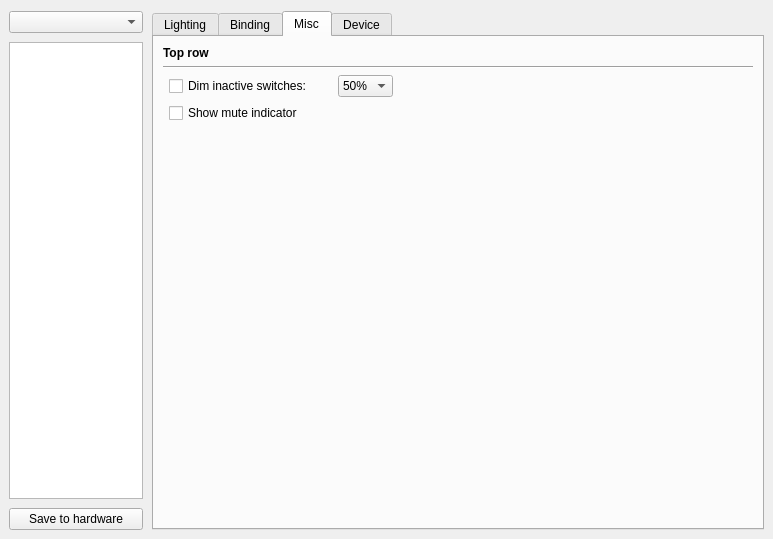
Qt form src/ckb/kbwidget.ui (ckb-next/ckb-next) before a commit.
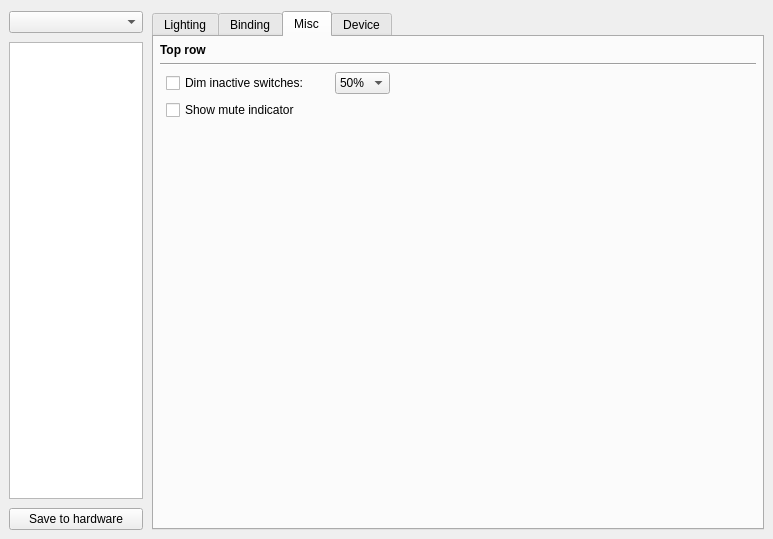
The same form after that commit. The open tabs and pages were chosen to show the change. Custom widgets are drawn as their Qt base class.

The edit to the form file:
```diff
--- a/src/ckb/kbwidget.ui
+++ b/src/ckb/kbwidget.ui
@@ -151,6 +151,18 @@
        <string>Misc</string>
       </attribute>
       <layout class="QVBoxLayout" name="verticalLayout_3">
+       <property name="leftMargin">
+        <number>6</number>
+       </property>
+       <property name="topMargin">
+        <number>6</number>
+       </property>
+       <property name="rightMargin">
+        <number>6</number>
+       </property>
+       <property name="bottomMargin">
+        <number>6</number>
+       </property>
        <item>
         <widget class="QLabel" name="label">
          <property name="font">
```
Left out of the diff: 12 changed lines with no effect on the pictures.
